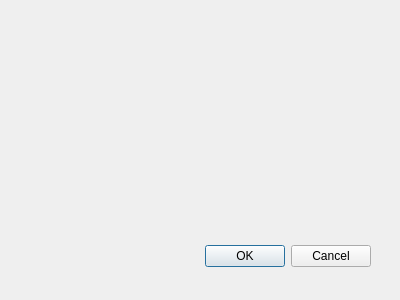
Qt form Client/jeducation-v0.1/dialog.ui (Avedik/Desktop-application-IEducation) before a commit.
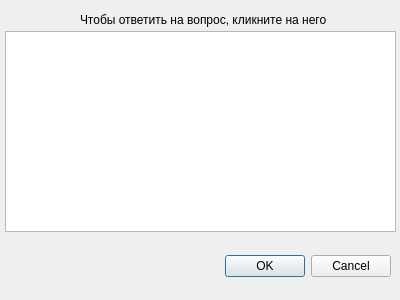
The same form after that commit.

The edit to the form file:
```diff
--- a/Client/jeducation-v0.1/dialog.ui
+++ b/Client/jeducation-v0.1/dialog.ui
@@ -16,8 +16,8 @@
   <widget class="QDialogButtonBox" name="buttonBox">
    <property name="geometry">
     <rect>
-     <x>30</x>
-     <y>240</y>
+     <x>50</x>
+     <y>250</y>
      <width>341</width>
      <height>32</height>
     </rect>
@@ -29,6 +29,29 @@
     <set>QDialogButtonBox::Cancel|QDialogButtonBox::Ok</set>
    </property>
   </widget>
+  <widget class="QTableWidget" name="questionTable">
+   <property name="geometry">
+    <rect>
+     <x>5</x>
+     <y>31</y>
+     <width>391</width>
+     <height>201</height>
+    </rect>
+   </property>
+  </widget>
+  <widget class="QLabel" name="label">
+   <property name="geometry">
+    <rect>
+     <x>80</x>
+     <y>10</y>
+     <width>261</width>
+     <height>20</height>
+    </rect>
+   </property>
+   <property name="text">
+    <string>Чтобы ответить на вопрос, кликните на него</string>
+   </property>
+  </widget>
  </widget>
  <resources/>
  <connections>
```
